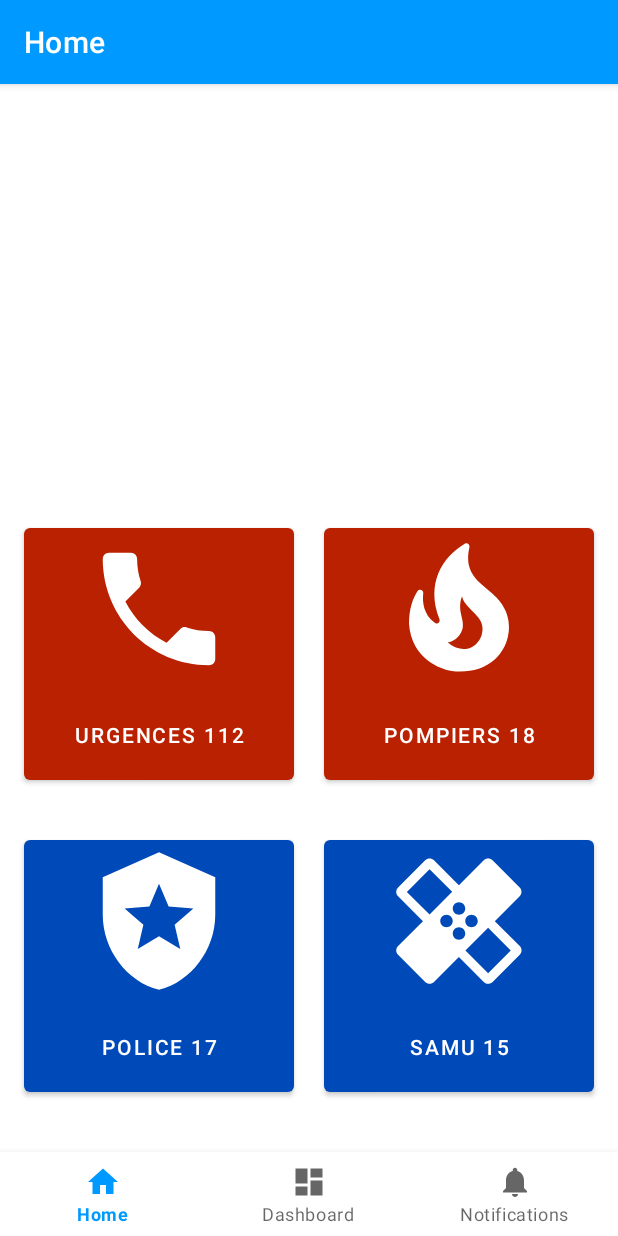
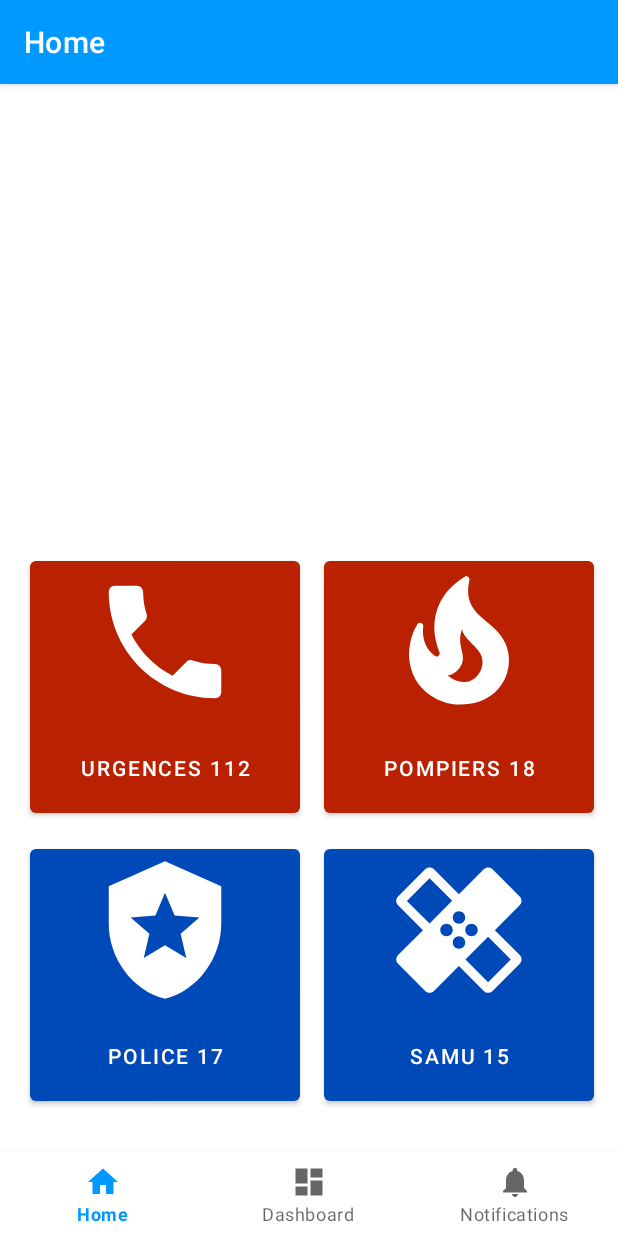
Before and after one commit to Lucas-Pasqualini/Dev-Mobile, an Android app: the HomeFragment screen opened directly, with no data from a screen before it, on a phone screen of 412 x 824 dp. Run offline under Robolectric (Android 15) with nearby library versions, the phone set to English and light mode, and no system bars; our stand-ins replace data binding, navigation-ui.

Commit message:
fix button position

```diff
--- a/app/src/main/res/layout/fragment_home.xml
+++ b/app/src/main/res/layout/fragment_home.xml
@@ -6,6 +6,7 @@
     <data class="FragmentHomeBinding">
         <import type="android.view.View"/>
     </data>
+
 
     <androidx.constraintlayout.widget.ConstraintLayout
         android:layout_width="match_parent"
@@ -17,57 +18,53 @@
             android:id="@+id/btn_urgences"
             android:layout_width="180dp"
             android:layout_height="180dp"
+            android:layout_marginEnd="16dp"
+            android:layout_marginBottom="12dp"
             android:drawableTop="@drawable/ic_baseline_local_phone_24"
             android:text="URGENCES 112"
             app:backgroundTint="@color/red"
-            app:layout_constraintBottom_toBottomOf="parent"
-            app:layout_constraintEnd_toEndOf="parent"
-            app:layout_constraintHorizontal_bias="0.069"
-            app:layout_constraintStart_toStartOf="parent"
-            app:layout_constraintTop_toTopOf="parent"
-            app:layout_constraintVertical_bias="0.493" />
+            app:layout_constraintBottom_toTopOf="@+id/btn_police"
+            app:layout_constraintEnd_toStartOf="@+id/btn_pompiers"
+            app:layout_constraintHorizontal_bias="1.0"
+            app:layout_constraintStart_toStartOf="parent" />
 
         <Button
             android:id="@+id/btn_pompiers"
             android:layout_width="180dp"
             android:layout_height="180dp"
+            android:layout_marginEnd="16dp"
+            android:layout_marginBottom="12dp"
             android:drawableTop="@drawable/ic_baseline_local_fire_department_24"
             android:text="POMPIERS 18"
             app:backgroundTint="@color/red"
-            app:layout_constraintBottom_toBottomOf="parent"
-            app:layout_constraintEnd_toEndOf="parent"
-            app:layout_constraintHorizontal_bias="0.93"
-            app:layout_constraintStart_toStartOf="parent"
-            app:layout_constraintTop_toTopOf="parent"
-            app:layout_constraintVertical_bias="0.493" />
+            app:layout_constraintBottom_toTopOf="@+id/btn_samu"
+            app:layout_constraintEnd_toEndOf="parent" />
 
         <Button
             android:id="@+id/btn_samu"
             android:layout_width="180dp"
             android:layout_height="180dp"
+            android:layout_marginEnd="16dp"
+            android:layout_marginBottom="84dp"
             android:drawableTop="@drawable/ic_baseline_healing_24"
             android:text="SAMU 15"
             app:backgroundTint="@color/blue"
             app:layout_constraintBottom_toBottomOf="parent"
-            app:layout_constraintEnd_toEndOf="parent"
-            app:layout_constraintHorizontal_bias="0.93"
-            app:layout_constraintStart_toStartOf="parent"
-            app:layout_constraintTop_toTopOf="parent"
-            app:layout_constraintVertical_bias="0.847" />
+            app:layout_constraintEnd_toEndOf="parent" />
 
         <Button
             android:id="@+id/btn_police"
             android:layout_width="180dp"
             android:layout_height="180dp"
+            android:layout_marginEnd="16dp"
+            android:layout_marginBottom="84dp"
             android:drawableTop="@drawable/ic_baseline_local_police_24"
             android:text="POLICE 17"
             app:backgroundTint="@color/blue"
             app:layout_constraintBottom_toBottomOf="parent"
-            app:layout_constraintEnd_toEndOf="parent"
-            app:layout_constraintHorizontal_bias="0.069"
-            app:layout_constraintStart_toStartOf="parent"
-            app:layout_constraintTop_toTopOf="parent"
-            app:layout_constraintVertical_bias="0.847" />
+            app:layout_constraintEnd_toStartOf="@+id/btn_samu"
+            app:layout_constraintHorizontal_bias="1.0"
+            app:layout_constraintStart_toStartOf="parent" />
 
     </androidx.constraintlayout.widget.ConstraintLayout>
 </layout>
```
